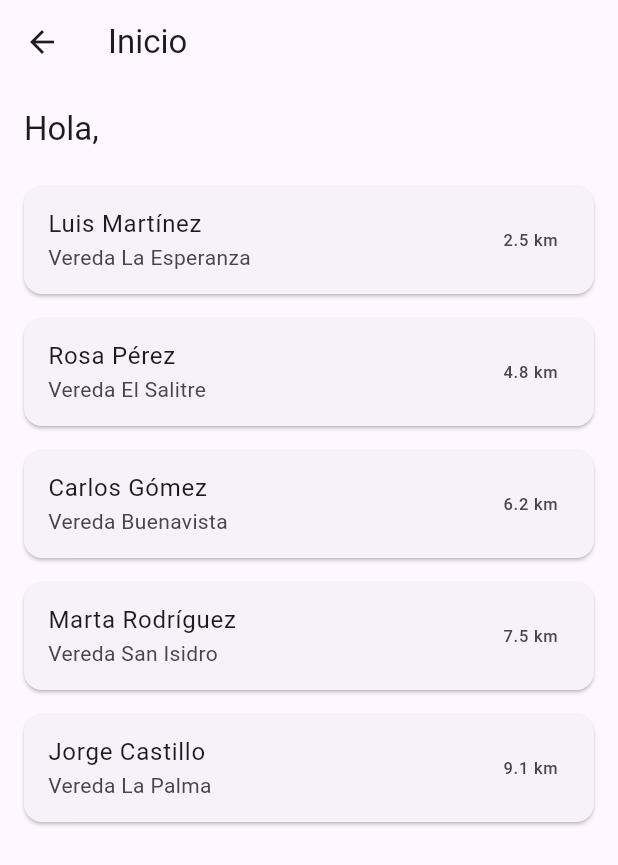
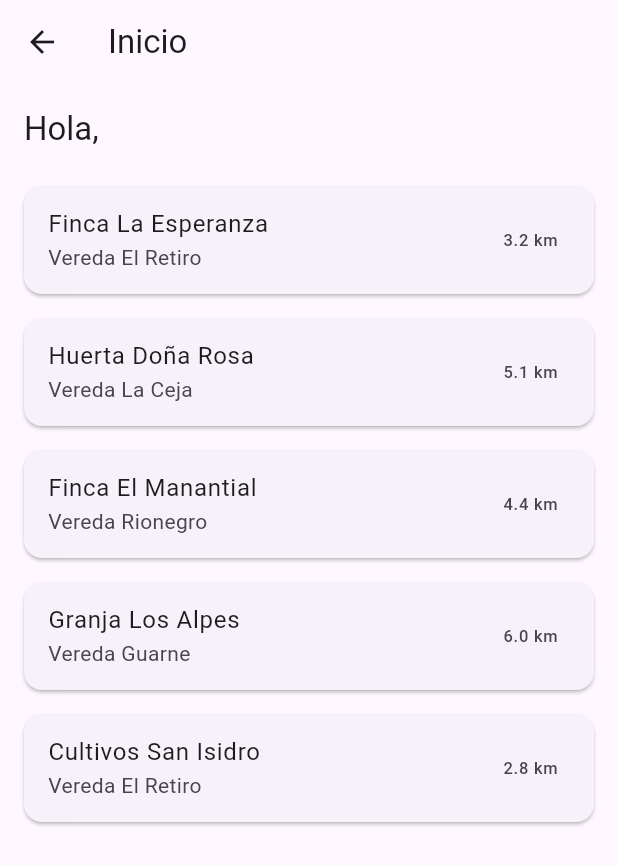
Before and after one commit to DMB2005/Navegacion_Mercado, a Flutter app: the PantallaInicio screen opened directly with empty values, on a phone screen of 412 x 824 dp. Shown: the top 865 px of the screen. Run offline on Flutter 3.47's test engine with Material 3 defaults, Android fonts, the phone set to English and light mode, and no system bars.

Commit message:
Datos de productores iguales al mockup

```diff
--- a/lib/pantallas/inicio.dart
+++ b/lib/pantallas/inicio.dart
@@ -13,11 +13,19 @@ class Productor {
 }
 
 const List<Productor> productores = [
-  Productor(nombre: 'Luis Martínez', vereda: 'La Esperanza', distanciaKm: 2.5),
-  Productor(nombre: 'Rosa Pérez', vereda: 'El Salitre', distanciaKm: 4.8),
-  Productor(nombre: 'Carlos Gómez', vereda: 'Buenavista', distanciaKm: 6.2),
-  Productor(nombre: 'Marta Rodríguez', vereda: 'San Isidro', distanciaKm: 7.5),
-  Productor(nombre: 'Jorge Castillo', vereda: 'La Palma', distanciaKm: 9.1),
+  Productor(
+    nombre: 'Finca La Esperanza',
+    vereda: 'El Retiro',
+    distanciaKm: 3.2,
+  ),
+  Productor(nombre: 'Huerta Doña Rosa', vereda: 'La Ceja', distanciaKm: 5.1),
+  Productor(nombre: 'Finca El Manantial', vereda: 'Rionegro', distanciaKm: 4.4),
+  Productor(nombre: 'Granja Los Alpes', vereda: 'Guarne', distanciaKm: 6.0),
+  Productor(
+    nombre: 'Cultivos San Isidro',
+    vereda: 'El Retiro',
+    distanciaKm: 2.8,
+  ),
 ];
 
 class PantallaInicio extends StatelessWidget {
```
